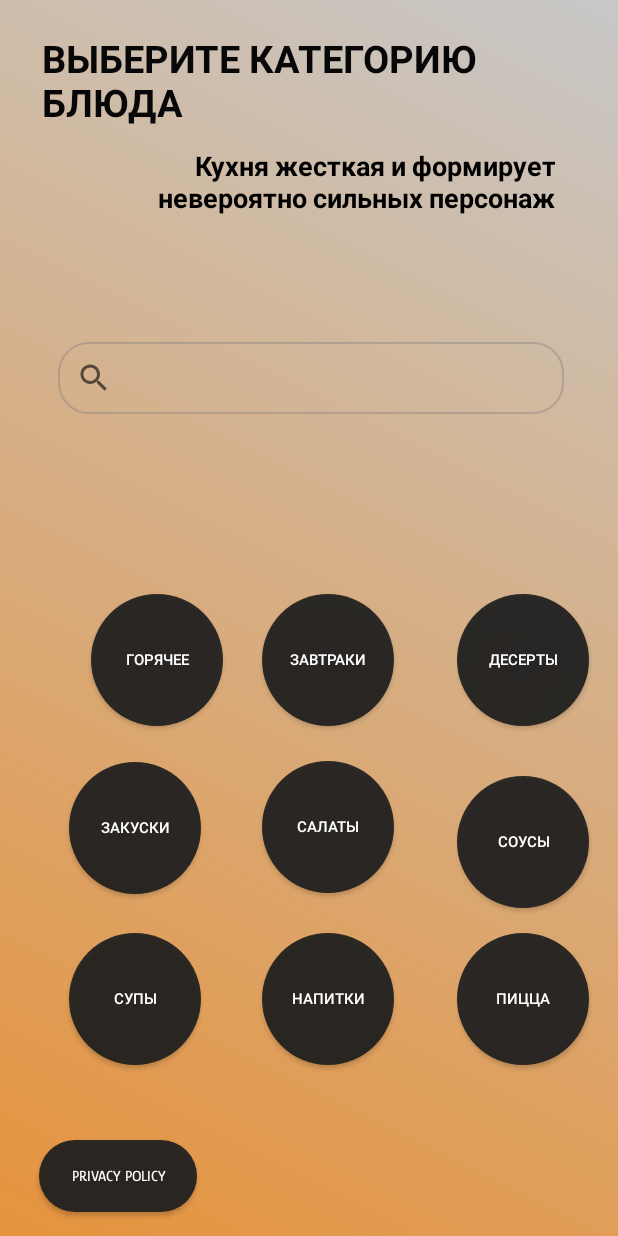
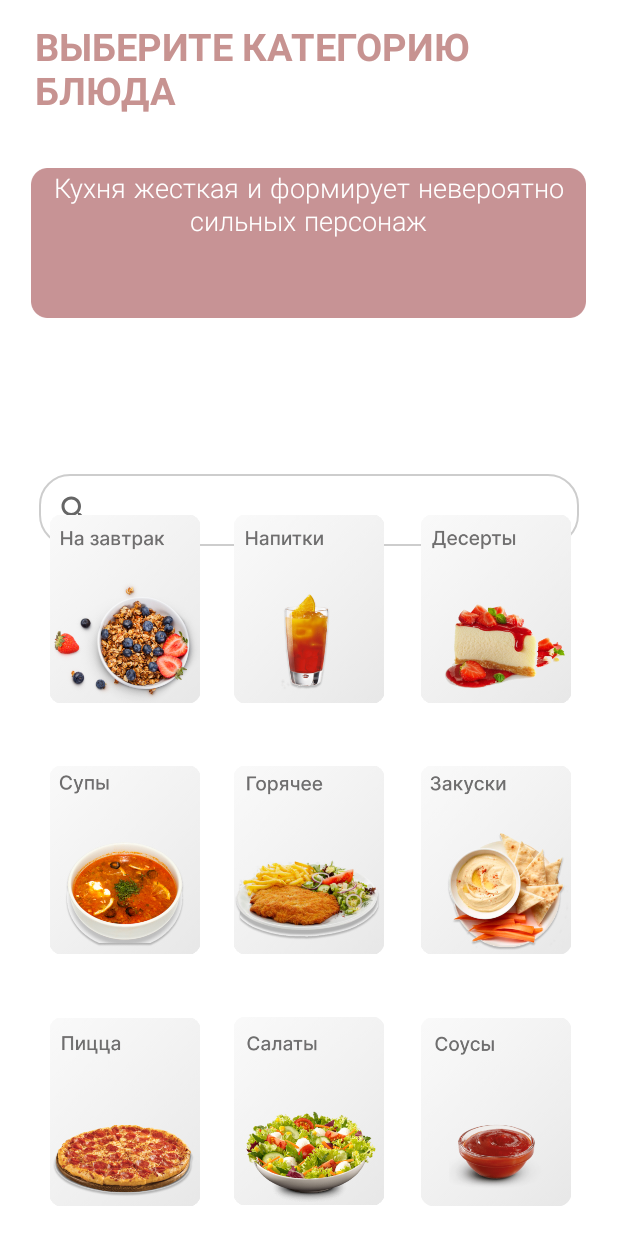
Before and after one commit to Lapoushko/CookingBook, an Android app: the SecondActivity screen opened directly, with no data from a screen before it, on a phone screen of 412 x 824 dp. Run offline under Robolectric (Android 15) with nearby library versions, the phone set to English and light mode, and no system bars; 1 statement that could not run was skipped.

Commit message:
Design
Made the home screen

```diff
--- a/TestJavaProjectPP/app/src/main/java/com/example/testjavaprojectpp/MainActivity.java
+++ b/TestJavaProjectPP/app/src/main/java/com/example/testjavaprojectpp/MainActivity.java
@@ -16,7 +16,7 @@ import java.util.concurrent.TimeUnit;
 
 public class MainActivity extends AppCompatActivity {
 
-    final int MENU_ANIM = 1;
+//    final int MENU_ANIM = 1;
 
     @Override
     protected void onCreate(Bundle savedInstanceState) {
@@ -28,10 +28,10 @@ public class MainActivity extends AppCompatActivity {
         btn.startAnimation(anim);
 
         ConstraintLayout constraintLayout = findViewById(R.id.main_layout);
-        AnimationDrawable animationDrawable = (AnimationDrawable) constraintLayout.getBackground();
-        animationDrawable.setEnterFadeDuration(5000);
-        animationDrawable.setExitFadeDuration(4000);
-        animationDrawable.start();
+//        AnimationDrawable animationDrawable = (AnimationDrawable) constraintLayout.getBackground();
+//        animationDrawable.setEnterFadeDuration(5000);
+//        animationDrawable.setExitFadeDuration(4000);
+//        animationDrawable.start();
 
         Thread thread = new Thread() {
             @Override
--- a/TestJavaProjectPP/app/src/main/java/com/example/testjavaprojectpp/SecondActivity.java
+++ b/TestJavaProjectPP/app/src/main/java/com/example/testjavaprojectpp/SecondActivity.java
@@ -31,10 +31,10 @@ public class SecondActivity extends AppCompatActivity {
         super.onCreate(savedInstanceState);
         setContentView(R.layout.activity_second);
         ConstraintLayout constraintLayout = findViewById(R.id.second_layout);
-        AnimationDrawable animationDrawable = (AnimationDrawable) constraintLayout.getBackground();
-        animationDrawable.setEnterFadeDuration(2000);
-        animationDrawable.setExitFadeDuration(4000);
-        animationDrawable.start();
+//        AnimationDrawable animationDrawable = (AnimationDrawable) constraintLayout.getBackground();
+//        animationDrawable.setEnterFadeDuration(2000);
+//        animationDrawable.setExitFadeDuration(4000);
+//        animationDrawable.start();
         tv = (TextView) findViewById(R.id.author_text);
         String[] arrayStr = {
                 "Рецепты не работают, если вы не используете свое сердце. \n ©Дилан Джонс",
--- /dev/null
+++ b/TestJavaProjectPP/app/src/main/res/font/inter_light.xml
@@ -0,0 +1,7 @@
+<?xml version="1.0" encoding="utf-8"?>
+<font-family xmlns:app="http://schemas.android.com/apk/res-auto"
+        app:fontProviderAuthority="com.google.android.gms.fonts"
+        app:fontProviderPackage="com.google.android.gms"
+        app:fontProviderQuery="name=Inter&amp;weight=300"
+        app:fontProviderCerts="@array/com_google_android_gms_fonts_certs">
+</font-family>
--- /dev/null
+++ b/TestJavaProjectPP/app/src/main/res/font/inter_thin.xml
@@ -0,0 +1,7 @@
+<?xml version="1.0" encoding="utf-8"?>
+<font-family xmlns:app="http://schemas.android.com/apk/res-auto"
+        app:fontProviderAuthority="com.google.android.gms.fonts"
+        app:fontProviderPackage="com.google.android.gms"
+        app:fontProviderQuery="name=Inter&amp;weight=100"
+        app:fontProviderCerts="@array/com_google_android_gms_fonts_certs">
+</font-family>
--- a/TestJavaProjectPP/app/src/main/res/layout/activity_main_one.xml
+++ b/TestJavaProjectPP/app/src/main/res/layout/activity_main_one.xml
@@ -2,14 +2,14 @@
 <androidx.constraintlayout.widget.ConstraintLayout xmlns:android="http://schemas.android.com/apk/res/android"
     xmlns:app="http://schemas.android.com/apk/res-auto"
     xmlns:tools="http://schemas.android.com/tools"
+    android:id="@+id/main_layout"
     android:layout_width="match_parent"
     android:layout_height="match_parent"
-    android:background="@drawable/anim_gradient_list"
+    android:background="@color/white"
     android:visibility="visible"
     tools:context=".MainActivity"
     tools:ignore="MissingDefaultResource"
-    tools:visibility="visible"
-    android:id="@+id/main_layout">
+    tools:visibility="visible">
 
     <ImageView
         android:id="@+id/image_view"
@@ -26,10 +26,8 @@
         app:layout_constraintEnd_toEndOf="parent"
         app:layout_constraintStart_toStartOf="parent"
         app:layout_constraintTop_toTopOf="parent"
-        tools:visibility="visible"
-        app:srcCompat="@drawable/image_icon"
-        />
-
+        app:srcCompat="@drawable/frame_two"
+        tools:visibility="visible" />
 
 
 </androidx.constraintlayout.widget.ConstraintLayout>
--- a/TestJavaProjectPP/app/src/main/res/layout/activity_second.xml
+++ b/TestJavaProjectPP/app/src/main/res/layout/activity_second.xml
@@ -5,18 +5,18 @@
     android:id="@+id/second_layout"
     android:layout_width="match_parent"
     android:layout_height="match_parent"
-    android:background="@drawable/anim_gradient_list"
+    android:background="@color/white"
     tools:context=".SecondActivity">
 
     <androidx.appcompat.widget.SearchView
         android:id="@+id/searcher"
-        android:layout_width="337dp"
+        android:layout_width="360dp"
         android:layout_height="48dp"
 
         android:layout_alignParentStart="true"
         android:layout_alignParentTop="true"
         android:layout_alignParentEnd="true"
-        android:layout_marginBottom="548dp"
+        android:layout_marginBottom="460dp"
         android:background="@drawable/search_view_bg"
 
         android:visibility="visible"
@@ -24,7 +24,6 @@
         app:iconifiedByDefault="true"
         app:layout_constraintBottom_toBottomOf="parent"
         app:layout_constraintEnd_toEndOf="parent"
-        app:layout_constraintHorizontal_bias="0.521"
         app:layout_constraintStart_toStartOf="parent"
         app:queryHint="Ищи рецепт...">
 
@@ -33,214 +32,210 @@
     <androidx.appcompat.widget.AppCompatButton
         android:id="@+id/button_pizza"
         style="@style/Widget.AppCompat.Button"
-        android:layout_width="88dp"
-        android:layout_height="88dp"
+        android:layout_width="100dp"
+        android:layout_height="125dp"
+        android:layout_marginStart="2dp"
+        android:layout_marginBottom="2dp"
         android:width="200dp"
         android:height="120dp"
-        android:background="@drawable/roundedbutton"
+        android:background="@drawable/pizza"
         android:fontFamily="@font/gloty_medium"
         android:onClick="clickPizza"
-        android:text="ПИЦЦА"
         android:textColor="@color/white"
         android:textSize="10sp"
         app:layout_constraintBottom_toBottomOf="parent"
         app:layout_constraintEnd_toEndOf="parent"
-        app:layout_constraintHorizontal_bias="0.941"
+        app:layout_constraintHorizontal_bias="0.1"
         app:layout_constraintStart_toStartOf="parent"
         app:layout_constraintTop_toTopOf="parent"
-        app:layout_constraintVertical_bias="0.845" />
+        app:layout_constraintVertical_bias="0.974" />
 
     <androidx.appcompat.widget.AppCompatButton
         android:id="@+id/button_drinks"
         style="@style/Widget.AppCompat.Button"
-        android:layout_width="88dp"
-        android:layout_height="88dp"
+        android:layout_width="100dp"
+        android:layout_height="125dp"
         android:width="200dp"
         android:height="120dp"
-        android:background="@drawable/roundedbutton"
+        android:background="@drawable/drink"
         android:fontFamily="@font/gloty_medium"
         android:onClick="clickDrinks"
-        android:text="НАПИТКИ"
         android:textColor="@color/white"
         android:textSize="10sp"
         app:layout_constraintBottom_toBottomOf="parent"
         app:layout_constraintEnd_toEndOf="parent"
-        app:layout_constraintHorizontal_bias="0.54"
         app:layout_constraintStart_toStartOf="parent"
         app:layout_constraintTop_toTopOf="parent"
-        app:layout_constraintVertical_bias="0.845" />
+        app:layout_constraintVertical_bias="0.491" />
 
     <androidx.appcompat.widget.AppCompatButton
         android:id="@+id/button_snacks"
         style="@style/Widget.AppCompat.Button"
-        android:layout_width="88dp"
-        android:layout_height="88dp"
+        android:layout_width="100dp"
+        android:layout_height="125dp"
         android:width="200dp"
         android:height="120dp"
-        android:background="@drawable/roundedbutton"
+        android:background="@drawable/snacks"
         android:fontFamily="@font/gloty_medium"
         android:onClick="clickSnacks"
-        android:text="ЗАКУСКИ"
         android:textColor="@color/white"
         android:textSize="10sp"
         app:layout_constraintBottom_toBottomOf="parent"
         app:layout_constraintEnd_toEndOf="parent"
-        app:layout_constraintHorizontal_bias="0.143"
+        app:layout_constraintHorizontal_bias="0.9"
         app:layout_constraintStart_toStartOf="parent"
         app:layout_constraintTop_toTopOf="parent"
-        app:layout_constraintVertical_bias="0.69" />
+        app:layout_constraintVertical_bias="0.731" />
 
     <androidx.appcompat.widget.AppCompatButton
         android:id="@+id/button_breakfast"
         style="@style/Widget.AppCompat.Button"
-        android:layout_width="88dp"
-        android:layout_height="88dp"
+        android:layout_width="100dp"
+        android:layout_height="125dp"
+        android:layout_marginStart="2dp"
         android:width="200dp"
         android:height="120dp"
-        android:background="@drawable/roundedbutton"
+        android:background="@drawable/for_breakfast"
         android:fontFamily="@font/gloty_medium"
         android:onClick="clickBreakfast"
-        android:text="ЗАВТРАКИ"
         android:textColor="@color/white"
         android:textSize="10sp"
         app:layout_constraintBottom_toBottomOf="parent"
         app:layout_constraintEnd_toEndOf="parent"
-        app:layout_constraintHorizontal_bias="0.54"
+        app:layout_constraintHorizontal_bias="0.1"
         app:layout_constraintStart_toStartOf="parent"
         app:layout_constraintTop_toTopOf="parent"
-        app:layout_constraintVertical_bias="0.538" />
+        app:layout_constraintVertical_bias="0.491" />
+
+    <!--    <androidx.appcompat.widget.AppCompatButton-->
+<!--        android:id="@+id/politics"-->
+<!--        style="@style/Widget.AppCompat.Button"-->
+<!--        android:layout_width="105dp"-->
+<!--        android:layout_height="48dp"-->
+<!--        android:width="200dp"-->
+<!--        android:height="120dp"-->
+<!--        android:background="@drawable/roundedbutton"-->
+<!--        android:fontFamily="@font/gloty_medium"-->
+<!--        android:onClick="clickPrivacyPolicy"-->
+<!--        android:text="Privacy Policy"-->
+<!--        android:textColor="@color/white"-->
+<!--        android:textSize="10sp"-->
+<!--        app:layout_constraintBottom_toBottomOf="parent"-->
+<!--        app:layout_constraintEnd_toEndOf="parent"-->
+<!--        app:layout_constraintHorizontal_bias="0.085"-->
+<!--        app:layout_constraintStart_toStartOf="parent"-->
+<!--        app:layout_constraintTop_toTopOf="parent"-->
+<!--        app:layout_constraintVertical_bias="0.979"-->
+<!--        app:shapeAppearanceOverlay="@style/roundImageViewRecipeActivity" />-->
 
     <androidx.appcompat.widget.AppCompatButton
         android:id="@+id/button_desert"
         style="@style/Widget.AppCompat.Button"
-        android:layout_width="88dp"
-        android:layout_height="88dp"
+        android:layout_width="100dp"
+        android:layout_height="125dp"
         android:width="200dp"
         android:height="120dp"
-        android:background="@drawable/roundedbutton"
+        android:background="@drawable/dessert"
         android:fontFamily="@font/gloty_medium"
         android:onClick="clickDesert"
-        android:text="ДЕСЕРТЫ"
         android:textColor="@color/white"
         android:textSize="10sp"
         app:layout_constraintBottom_toBottomOf="parent"
         app:layout_constraintEnd_toEndOf="parent"
-        app:layout_constraintHorizontal_bias="0.941"
+        app:layout_constraintHorizontal_bias="0.9"
         app:layout_constraintStart_toStartOf="parent"
         app:layout_constraintTop_toTopOf="parent"
-        app:layout_constraintVertical_bias="0.538" />
+        app:layout_constraintVertical_bias="0.491" />
 
     <androidx.appcompat.widget.AppCompatButton
         android:id="@+id/button_salad"
         style="@style/Widget.AppCompat.Button"
-        android:layout_width="88dp"
-        android:layout_height="88dp"
+        android:layout_width="100dp"
+        android:layout_height="125dp"
+        android:layout_marginBottom="2dp"
         android:width="200dp"
         android:height="120dp"
-        android:background="@drawable/roundedbutton"
+        android:background="@drawable/salads"
         android:fontFamily="@font/gloty_medium"
         android:onClick="clickSalads"
-        android:text="САЛАТЫ"
         android:textColor="@color/white"
         android:textSize="10sp"
         app:layout_constraintBottom_toBottomOf="parent"
         app:layout_constraintEnd_toEndOf="parent"
-        app:layout_constraintHorizontal_bias="0.54"
         app:layout_constraintStart_toStartOf="parent"
         app:layout_constraintTop_toTopOf="parent"
-        app:layout_constraintVertical_bias="0.689" />
+        app:layout_constraintVertical_bias="0.973" />
 
     <androidx.appcompat.widget.AppCompatButton
         android:id="@+id/button_soup"
         style="@style/Widget.AppCompat.Button"
-        android:layout_width="88dp"
-        android:layout_height="88dp"
+        android:layout_width="100dp"
+        android:layout_height="125dp"
+        android:layout_marginStart="2dp"
         android:width="200dp"
         android:height="120dp"
-        android:background="@drawable/roundedbutton"
+        android:background="@drawable/soups"
         android:fontFamily="@font/gloty_medium"
         android:onClick="clickSoups"
-        android:text="СУПЫ"
         android:textColor="@color/white"
         android:textSize="10sp"
         app:layout_constraintBottom_toBottomOf="parent"
         app:layout_constraintEnd_toEndOf="parent"
-        app:layout_constraintHorizontal_bias="0.143"
+        app:layout_constraintHorizontal_bias="0.1"
         app:layout_constraintStart_toStartOf="parent"
         app:layout_constraintTop_toTopOf="parent"
-        app:layout_constraintVertical_bias="0.845" />
+        app:layout_constraintVertical_bias="0.731" />
 
     <androidx.appcompat.widget.AppCompatButton
         android:id="@+id/button_garnish"
         style="@style/Widget.AppCompat.Button"
-        android:layout_width="88dp"
-        android:layout_height="88dp"
+        android:layout_width="100dp"
+        android:layout_height="125dp"
         android:width="200dp"
         android:height="120dp"
-        android:background="@drawable/roundedbutton"
+        android:background="@drawable/hot_dishes"
         android:fontFamily="@font/gloty_medium"
         android:onClick="clickGarnish"
-        android:text="ГОРЯЧЕЕ"
         android:textColor="@color/white"
         android:textSize="10sp"
         app:layout_constraintBottom_toBottomOf="parent"
         app:layout_constraintEnd_toEndOf="parent"
-        app:layout_constraintHorizontal_bias="0.187"
         app:layout_constraintStart_toStartOf="parent"
         app:layout_constraintTop_toTopOf="parent"
-        app:layout_constraintVertical_bias="0.538" />
+        app:layout_constraintVertical_bias="0.731" />
 
     <androidx.appcompat.widget.AppCompatButton
         android:id="@+id/button_sauce"
         style="@style/Widget.AppCompat.Button"
-        android:layout_width="88dp"
-        android:layout_height="88dp"
+        android:layout_width="100dp"
+        android:layout_height="125dp"
+        android:layout_marginEnd="5dp"
+        android:layout_marginBottom="2dp"
         android:width="200dp"
         android:height="120dp"
-        android:background="@drawable/roundedbutton"
+        android:background="@drawable/sauces"
         android:fontFamily="@font/gloty_medium"
         android:onClick="clickSauce"
-        android:text="СОУСЫ"
         android:textColor="@color/white"
         android:textSize="10sp"
         app:layout_constraintBottom_toBottomOf="parent"
         app:layout_constraintEnd_toEndOf="parent"
-        app:layout_constraintHorizontal_bias="0.941"
+        app:layout_constraintHorizontal_bias="0.915"
         app:layout_constraintStart_toStartOf="parent"
         app:layout_constraintTop_toTopOf="parent"
-        app:layout_constraintVertical_bias="0.703" />
-
-    <androidx.appcompat.widget.AppCompatButton
-        android:id="@+id/politics"
-        style="@style/Widget.AppCompat.Button"
-        android:layout_width="105dp"
-        android:layout_height="48dp"
-        android:width="200dp"
-        android:height="120dp"
-        android:background="@drawable/roundedbutton"
-        android:fontFamily="@font/gloty_medium"
-        android:onClick="clickPrivacyPolicy"
-        android:text="Privacy Policy"
-        android:textColor="@color/white"
-        android:textSize="10sp"
-        app:layout_constraintBottom_toBottomOf="parent"
-        app:layout_constraintEnd_toEndOf="parent"
-        app:layout_constraintHorizontal_bias="0.085"
-        app:layout_constraintStart_toStartOf="parent"
-        app:layout_constraintTop_toTopOf="parent"
-        app:layout_constraintVertical_bias="0.979"
-        app:shapeAppearanceOverlay="@style/roundImageViewRecipeActivity" />
+        app:layout_constraintVertical_bias="0.974" />
 
     <TextView
         android:id="@+id/text_change_category"
         android:layout_width="334dp"
         android:layout_height="64dp"
-        android:layout_marginLeft="20dp"
-        android:layout_marginTop="24dp"
+        android:layout_marginStart="15dp"
+        android:layout_marginTop="16dp"
+        android:layout_marginEnd="7dp"
         android:fontFamily="@font/glory_bold"
         android:text="ВЫБЕРИТЕ КАТЕГОРИЮ БЛЮДА"
         android:textAlignment="viewStart"
-        android:textColor="#070707"
+        android:textColor="@color/pink"
         android:textSize="25sp"
         app:layout_constraintEnd_toEndOf="parent"
         app:layout_constraintHorizontal_bias="0.142"
@@ -249,20 +244,21 @@
 
     <TextView
         android:id="@+id/author_text"
-        android:layout_width="332dp"
-        android:layout_height="112dp"
+        android:layout_width="370dp"
+        android:layout_height="100dp"
         android:layout_marginLeft="20dp"
-        android:layout_marginTop="12dp"
+        android:layout_marginTop="32dp"
         android:layout_marginRight="20dp"
-        android:fontFamily="@font/glory_bold"
+        android:background="@drawable/fon_one"
+        android:fontFamily="@font/inter_light"
         android:text="Рецепты не работают, если вы не используете свое сердце.
 
          ©Дилан Джонс"
-        android:textAlignment="textEnd"
-        android:textColor="#000000"
-        android:textSize="18dp"
+        android:textAlignment="center"
+        android:textColor="@color/white"
+        android:textSize="18sp"
         app:layout_constraintEnd_toEndOf="parent"
-        app:layout_constraintHorizontal_bias="0.457"
+        app:layout_constraintHorizontal_bias="0.493"
         app:layout_constraintStart_toStartOf="parent"
         app:layout_constraintTop_toBottomOf="@+id/text_change_category" />
 
--- a/TestJavaProjectPP/app/src/main/res/values/colors.xml
+++ b/TestJavaProjectPP/app/src/main/res/values/colors.xml
@@ -8,4 +8,5 @@
     <color name="black">#FF000000</color>
     <color name="white">#FFFFFFFF</color>
     <color name="gray">#607A7A7A</color>
+    <color name="pink">#C79391</color>
 </resources>
--- a/TestJavaProjectPP/app/src/main/res/values/preloaded_fonts.xml
+++ b/TestJavaProjectPP/app/src/main/res/values/preloaded_fonts.xml
@@ -1,6 +1,8 @@
 <?xml version="1.0" encoding="utf-8"?>
 <resources>
     <array name="preloaded_fonts" translatable="false">
+        <item>@font/inter_light</item>
+        <item>@font/inter_thin</item>
         <item>@font/lobster</item>
     </array>
 </resources>
```
Also changed, not shown: TestJavaProjectPP/app/src/main/res/drawable-v24/dessert.png (added), TestJavaProjectPP/app/src/main/res/drawable-v24/drink.png (added), TestJavaProjectPP/app/src/main/res/drawable-v24/for_breakfast.png (added), TestJavaProjectPP/app/src/main/res/drawable-v24/hot_dishes.png (added), TestJavaProjectPP/app/src/main/res/drawable-v24/pizza.png (added), TestJavaProjectPP/app/src/main/res/drawable-v24/salads.png (added), TestJavaProjectPP/app/src/main/res/drawable-v24/sauces.png (added), TestJavaProjectPP/app/src/main/res/drawable-v24/snacks.png (added), TestJavaProjectPP/app/src/main/res/drawable-v24/soups.png (added), TestJavaProjectPP/app/src/main/res/drawable/fon_one.png (added), TestJavaProjectPP/app/src/main/res/drawable/frame_two.png (added).
